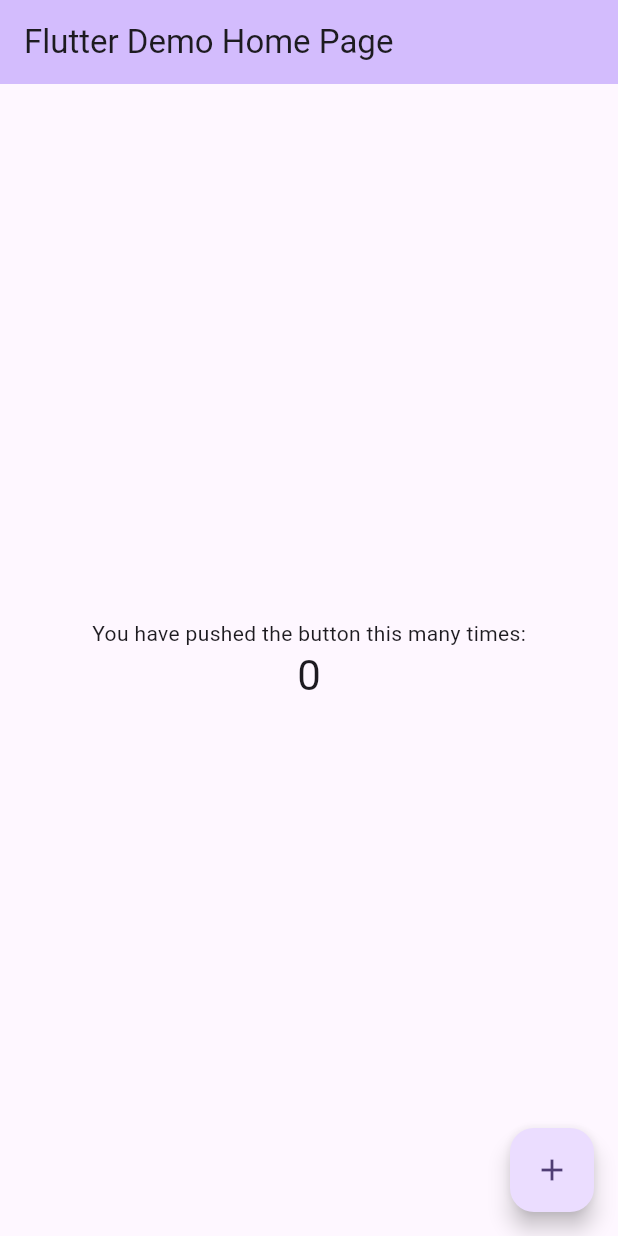
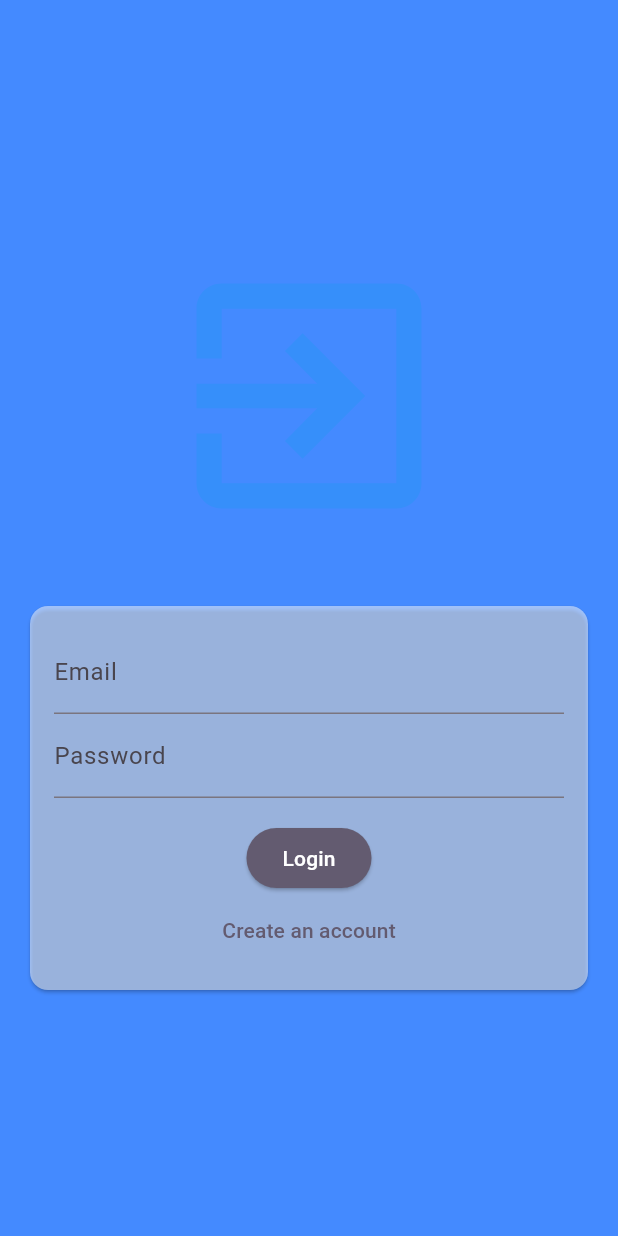
Before and after one commit to flutterankara/Finance-App, a Flutter app: the screen it shows after launch, on a phone screen of 412 x 824 dp. Run offline on Flutter 3.47's test engine with Material 3 defaults, Android fonts, the phone set to English and light mode, and no system bars.

Commit message:
login screen is added

```diff
--- /dev/null
+++ b/lib/forms/login_form.dart
@@ -0,0 +1,110 @@
+import 'package:flutter/material.dart';
+
+class LoginForm extends StatefulWidget {
+  const LoginForm({super.key, required this.changeForm});
+  final void Function() changeForm;
+
+  @override
+  State<LoginForm> createState() {
+    return _LoginFormState();
+  }
+}
+
+class _LoginFormState extends State<LoginForm> {
+  final formKey = GlobalKey<FormState>();
+  bool _isAuthenticating = false;
+  String _enteredEmail = "";
+  String _enteredPassword = "";
+
+  void _databaseFailMsg(String errText) {
+    if (!context.mounted) return;
+    ScaffoldMessenger.of(context).clearSnackBars();
+    ScaffoldMessenger.of(context).showSnackBar(
+      SnackBar(content: Text(errText)),
+    );
+  }
+
+  void _onSubmit() async {
+    bool isValid = formKey.currentState!.validate();
+    if (!isValid) return;
+
+    setState(() {
+      _isAuthenticating = true;
+    });
+    formKey.currentState!.save();
+
+    setState(() {
+      _isAuthenticating = false;
+    });
+  }
+
+  @override
+  Widget build(BuildContext context) {
+    return Form(
+      key: formKey,
+      child: Column(
+        mainAxisSize: MainAxisSize.min,
+        children: [
+          TextFormField(
+            decoration: const InputDecoration(
+              label: Text("Email"),
+            ),
+            keyboardType: TextInputType.emailAddress,
+            autocorrect: false,
+            textCapitalization: TextCapitalization.none,
+            validator: (value) {
+              if (value == null ||
+                  !value.contains("@") ||
+                  value.split("@")[0].trim().isEmpty ||
+                  value.split("@")[1].trim().isEmpty) {
+                return "Enter a valid mail address";
+              }
+              return null;
+            },
+            onSaved: (newValue) {
+              _enteredEmail = newValue!.trim();
+            },
+          ),
+          TextFormField(
+            decoration: const InputDecoration(
+              label: Text("Password"),
+            ),
+            obscureText: true,
+            keyboardType: TextInputType.text,
+            validator: (value) {
+              if (value == null || value.trim().length < 6) {
+                return "Enter at least 6 character";
+              }
+              return null;
+            },
+            onSaved: (newValue) {
+              _enteredPassword = newValue!;
+            },
+          ),
+          const SizedBox(
+            height: 16,
+          ),
+          if (_isAuthenticating) const CircularProgressIndicator(),
+          if (!_isAuthenticating)
+            ElevatedButton(
+              onPressed: _onSubmit,
+              style: ElevatedButton.styleFrom(
+                  foregroundColor: Theme.of(context).colorScheme.onSecondary,
+                  backgroundColor: Theme.of(context).colorScheme.secondary),
+              child: const Text("Login"),
+            ),
+          if (!_isAuthenticating)
+            TextButton(
+              onPressed: widget.changeForm,
+              child: Text(
+                "Create an account",
+                style: TextStyle(
+                  color: Theme.of(context).colorScheme.secondary,
+                ),
+              ),
+            ),
+        ],
+      ),
+    );
+  }
+}
--- a/lib/main.dart
+++ b/lib/main.dart
@@ -1,3 +1,4 @@
+import 'package:app/screens/login.dart';
 import 'package:flutter/material.dart';
 
 void main() {
@@ -15,55 +16,7 @@ class MyApp extends StatelessWidget {
         colorScheme: ColorScheme.fromSeed(seedColor: Colors.deepPurple),
         useMaterial3: true,
       ),
-      home: const MyHomePage(title: 'Flutter Demo Home Page'),
+      home: const LoginScreen(),
     );
   }
 }
-
-class MyHomePage extends StatefulWidget {
-  const MyHomePage({super.key, required this.title});
-
-  final String title;
-
-  @override
-  State<MyHomePage> createState() => _MyHomePageState();
-}
-
-class _MyHomePageState extends State<MyHomePage> {
-  int _counter = 0;
-
-  void _incrementCounter() {
-    setState(() {
-      _counter++;
-    });
-  }
-
-  @override
-  Widget build(BuildContext context) {
-    return Scaffold(
-      appBar: AppBar(
-        backgroundColor: Theme.of(context).colorScheme.inversePrimary,
-        title: Text(widget.title),
-      ),
-      body: Center(
-        child: Column(
-          mainAxisAlignment: MainAxisAlignment.center,
-          children: <Widget>[
-            const Text(
-              'You have pushed the button this many times:',
-            ),
-            Text(
-              '$_counter',
-              style: Theme.of(context).textTheme.headlineMedium,
-            ),
-          ],
-        ),
-      ),
-      floatingActionButton: FloatingActionButton(
-        onPressed: _incrementCounter,
-        tooltip: 'Increment',
-        child: const Icon(Icons.add),
-      ),
-    );
-  }
-}
--- /dev/null
+++ b/lib/screens/login.dart
@@ -0,0 +1,60 @@
+import 'package:app/forms/login_form.dart';
+import 'package:app/forms/signup_form.dart';
+import 'package:flutter/material.dart';
+
+class LoginScreen extends StatefulWidget {
+  const LoginScreen({super.key});
+
+  @override
+  State<LoginScreen> createState() => _LoginScreenState();
+}
+
+class _LoginScreenState extends State<LoginScreen> {
+  final formKey = GlobalKey<FormState>();
+  bool _isLogin = true;
+
+  void _changeForm() {
+    setState(() {
+      _isLogin = !_isLogin;
+    });
+  }
+
+  @override
+  Widget build(BuildContext context) {
+    Widget form = (_isLogin)
+        ? LoginForm(changeForm: _changeForm)
+        : SignupForm(changeForm: _changeForm);
+    return Scaffold(
+      backgroundColor: Colors.blueAccent,
+      body: Center(
+        child: SingleChildScrollView(
+          child: Column(
+            mainAxisAlignment: MainAxisAlignment.center,
+            children: [
+              Container(
+                margin: const EdgeInsets.all(20),
+                width: 200,
+                child: Icon(
+                  Icons.exit_to_app,
+                  size: 200,
+                  color: Colors.blue.withOpacity(0.4),
+                ),
+              ),
+              Card(
+                color:
+                    Theme.of(context).colorScheme.onSecondary.withOpacity(0.5),
+                margin: const EdgeInsets.all(20),
+                child: SingleChildScrollView(
+                  child: Padding(
+                    padding: const EdgeInsets.all(16),
+                    child: form,
+                  ),
+                ),
+              )
+            ],
+          ),
+        ),
+      ),
+    );
+  }
+}
```
Also changed, not shown: lib/forms/signup_form.dart (added, +131 -0 lines).
